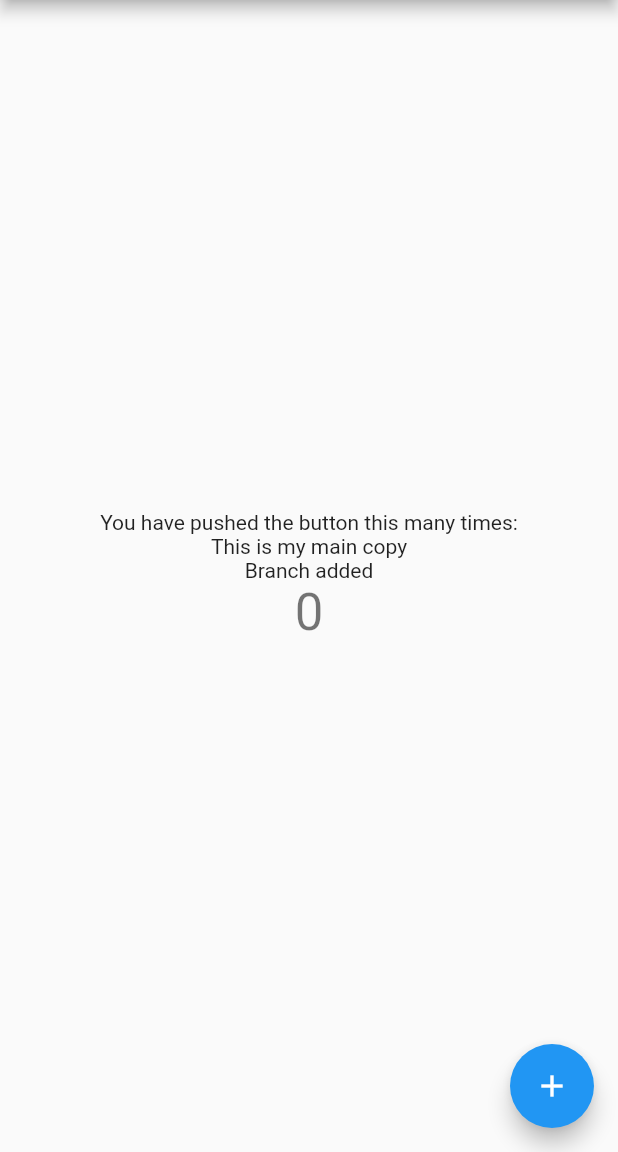
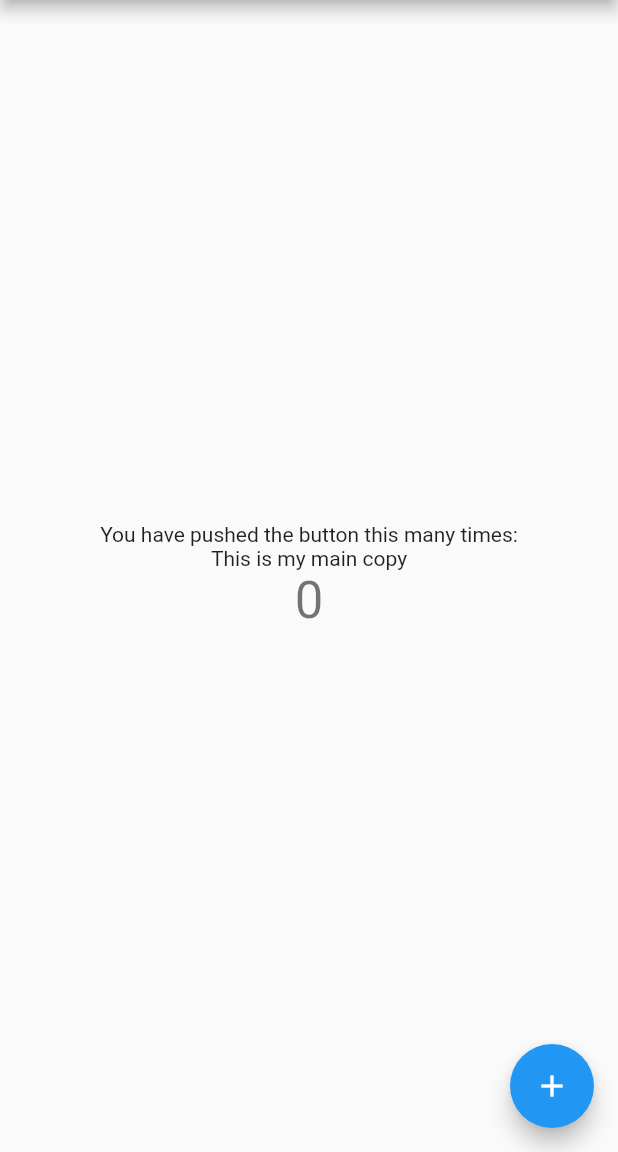
Before and after one commit to Tirth7545/github_practice, a Flutter app: the screen it shows after launch, on a phone screen of 412 x 824 dp, the part 84-1236 px from its top. Run offline on Flutter 3.47's test engine with Material 2 defaults, Android fonts, the phone set to English and light mode, and no system bars.

Commit message:
Revert "brach name added"

```diff
--- a/lib/main.dart
+++ b/lib/main.dart
@@ -49,7 +49,6 @@ class _MyHomePageState extends State<MyHomePage> {
               'You have pushed the button this many times:',
             ),
             Text("This is my main copy"),
-            Text("Branch added"),
             Text(
               '$_counter',
               style: Theme.of(context).textTheme.display1,
```
